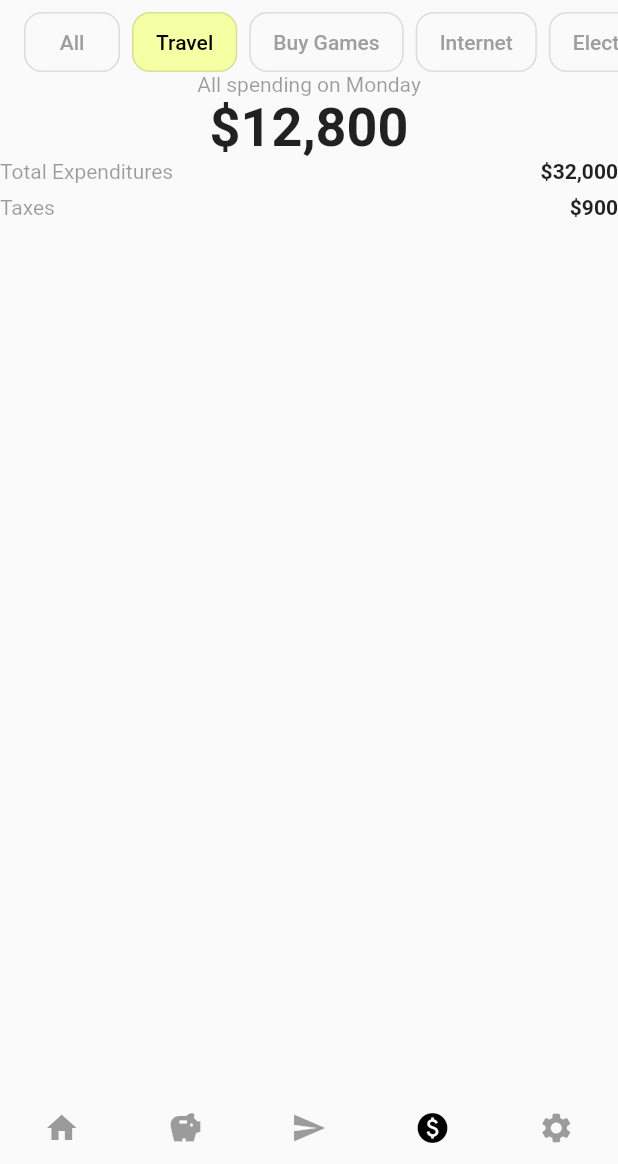
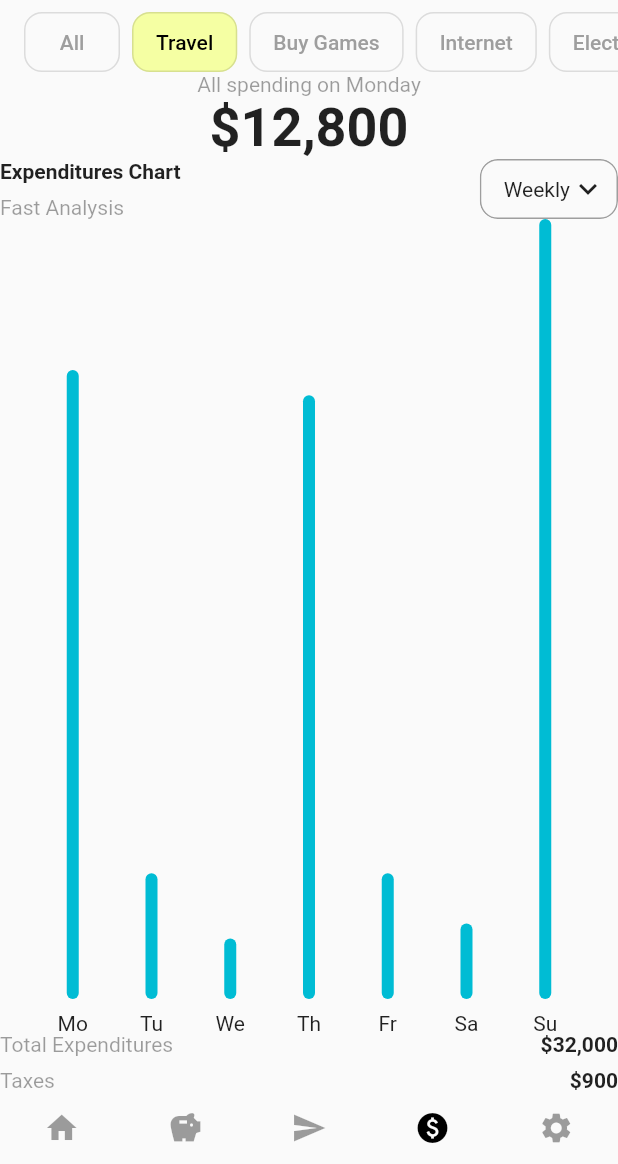
Before and after one commit to mivoligo/flutter_ui_practice_finance, a Flutter app: the screen it shows after launch, item 4 of the bottom bar chosen, on a phone screen of 412 x 824 dp, the part 72-1236 px from its top. Run offline on Flutter 3.47's test engine with Material 2 defaults, Android fonts, the phone set to English and light mode, and no system bars; drawn by our look-alikes of fl_chart.

Commit message:
Add Spending Chart widget

```diff
--- a/lib/screens/chart_screen.dart
+++ b/lib/screens/chart_screen.dart
@@ -1,5 +1,6 @@
 import 'package:flutter/material.dart';
 
+import '../widgets/spending_chart.dart';
 import '../widgets/spending_summary.dart';
 import '../widgets/spending_types.dart';
 import '../widgets/total_spending.dart';
@@ -16,7 +17,7 @@ class ChartScreen extends StatelessWidget {
           child: SpendingTypes(),
         ),
         SpendingSummary(),
-        // SpendingChart(),
+        Expanded(child: SpendingChart()),
         TotalSpending(),
       ],
     );
--- /dev/null
+++ b/lib/widgets/spending_chart.dart
@@ -0,0 +1,148 @@
+import 'dart:math';
+
+import 'package:fl_chart/fl_chart.dart';
+import 'package:flutter/material.dart';
+
+class SpendingChart extends StatelessWidget {
+  const SpendingChart({Key? key}) : super(key: key);
+
+  @override
+  Widget build(BuildContext context) {
+    return Column(
+      children: const [
+        _ChartHeader(),
+        Expanded(child: _Chart()),
+      ],
+    );
+  }
+}
+
+class _ChartHeader extends StatelessWidget {
+  const _ChartHeader({Key? key}) : super(key: key);
+
+  @override
+  Widget build(BuildContext context) {
+    return Row(
+      children: [
+        Expanded(
+          child: Column(
+            crossAxisAlignment: CrossAxisAlignment.start,
+            children: const [
+              Text(
+                'Expenditures Chart',
+                style: TextStyle(fontWeight: FontWeight.bold),
+              ),
+              SizedBox(height: 8),
+              Text(
+                'Fast Analysis',
+                style: TextStyle(color: Colors.black38),
+              ),
+            ],
+          ),
+        ),
+        Material(
+          clipBehavior: Clip.antiAlias,
+          shape: const RoundedRectangleBorder(
+            side: BorderSide(color: Colors.grey),
+            borderRadius: BorderRadius.all(Radius.circular(12)),
+          ),
+          child: PopupMenuButton(
+            itemBuilder: (context) {
+              return popupOptions
+                  .map((option) => PopupMenuItem(child: Text(option)))
+                  .toList();
+            },
+            child: Padding(
+              padding: const EdgeInsets.fromLTRB(16, 8, 8, 8),
+              child: Row(
+                children: [
+                  Text(popupOptions[0]),
+                  const Icon(Icons.keyboard_arrow_down),
+                ],
+              ),
+            ),
+          ),
+        ),
+      ],
+    );
+  }
+}
+
+class _Chart extends StatelessWidget {
+  const _Chart({Key? key}) : super(key: key);
+
+  @override
+  Widget build(BuildContext context) {
+    return BarChart(
+      BarChartData(
+        // remove background grid
+        gridData: FlGridData(show: false),
+        // remove the borders
+        borderData: FlBorderData(
+          show: false,
+        ),
+        // titles
+        titlesData: FlTitlesData(
+          leftTitles: AxisTitles(
+            sideTitles: SideTitles(showTitles: false),
+          ),
+          topTitles: AxisTitles(
+            sideTitles: SideTitles(showTitles: false),
+          ),
+          rightTitles: AxisTitles(
+            sideTitles: SideTitles(showTitles: false),
+          ),
+          bottomTitles: AxisTitles(
+            sideTitles: SideTitles(
+              showTitles: true,
+              getTitlesWidget: (value, meta) {
+                final day = spendings[value.toInt()].day;
+                return Padding(
+                  padding: const EdgeInsets.only(top: 8.0),
+                  child: Text(day),
+                );
+              },
+            ),
+          ),
+        ),
+        maxY: maxValue.toDouble(),
+        barGroups: [
+          for (int i = 0; i < spendings.length; i++)
+            BarChartGroupData(
+              x: i,
+              barRods: [
+                BarChartRodData(
+                  toY: spendings[i].spending.toDouble(),
+                ),
+              ],
+            )
+        ],
+      ),
+    );
+  }
+}
+
+final popupOptions = <String>[
+  'Weekly',
+  'Monthly',
+  'Yearly',
+];
+
+class DailySpending {
+  DailySpending(this.day, this.spending);
+
+  final String day;
+  final int spending;
+}
+
+final spendings = <DailySpending>[
+  DailySpending('Mo', 12500),
+  DailySpending('Tu', 2500),
+  DailySpending('We', 1200),
+  DailySpending('Th', 12000),
+  DailySpending('Fr', 2500),
+  DailySpending('Sa', 1500),
+  DailySpending('Su', 15500),
+];
+
+final maxValue = spendings.map((e) => e.spending).reduce(max);
--- a/pubspec.yaml
+++ b/pubspec.yaml
@@ -34,6 +34,7 @@ dependencies:
   # The following adds the Cupertino Icons font to your application.
   # Use with the CupertinoIcons class for iOS style icons.
   cupertino_icons: ^1.0.2
+  fl_chart: ^0.50.1
 
 dev_dependencies:
   flutter_test:
```
Also changed, not shown: pubspec.lock.
